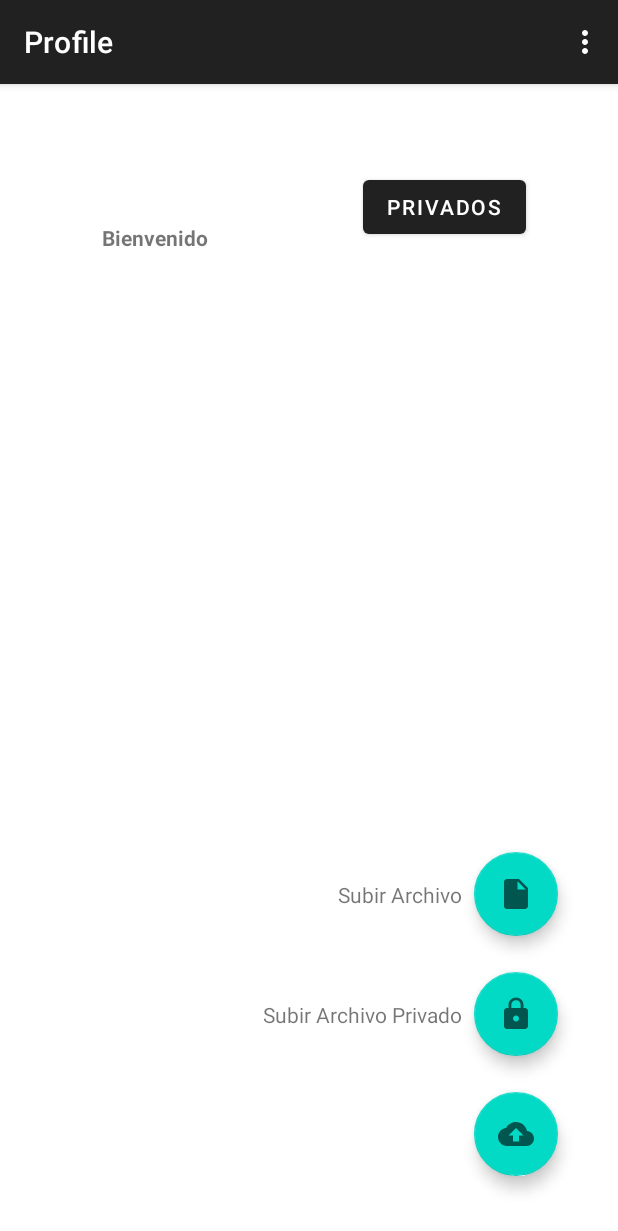
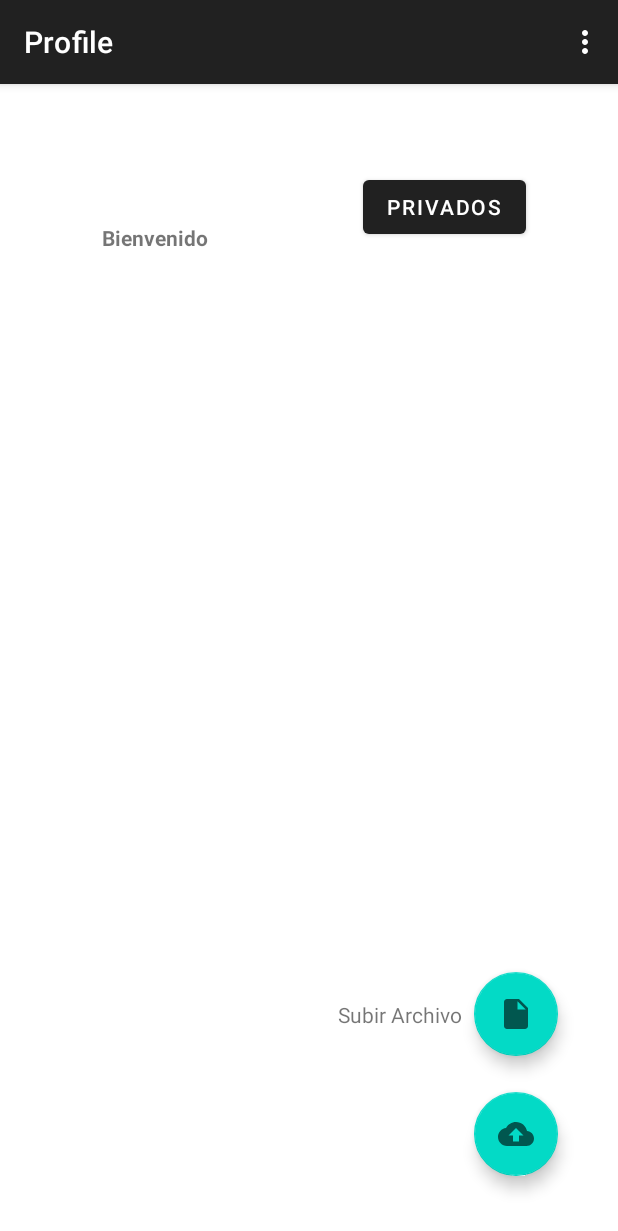
Before and after one commit to allisonvp/Lab5G1, an Android app: the screen it shows after launch once a user with an empty profile is signed in (FilesActivity), after a tap on an icon or button, on a phone screen of 412 x 824 dp. Shown: the top 1231 px of the screen. Run offline under Robolectric (Android 15) with nearby library versions, the phone set to English and light mode, and no system bars; our stand-ins replace Firebase (no records; nobody signed in at launch, a user with empty details on screens opened directly); libraries missing offline, so code that uses them is left out: com.firebase.ui; 2 statements that could not run were skipped; 2 other taps on this screen came first.

Commit message:
listArchivo

```diff
--- a/app/build.gradle
+++ b/app/build.gradle
@@ -54,5 +54,6 @@ dependencies {
     implementation 'androidx.recyclerview:recyclerview:1.1.0'
     implementation 'androidx.cardview:cardview:1.0.0'
     annotationProcessor 'com.github.bumptech.glide:compiler:4.11.0'
+    implementation 'com.google.firebase:firebase-firestore:22.0.1'
 
 }
--- /dev/null
+++ b/app/src/main/java/pe/pucp/tel306/firebox/Clases/Users.java
@@ -0,0 +1,47 @@
+package pe.pucp.tel306.firebox.Clases;
+
+public class Users {
+    private String nombre;
+    private String tipo;
+    private long capacidad;
+    private long capacidadusada;
+
+    public Users(String nombre, String tipo, long capacidad, long capacidadusada) {
+        this.nombre = nombre;
+        this.tipo = tipo;
+        this.capacidad = capacidad;
+        this.capacidadusada = capacidadusada;
+    }
+
+    public String getNombre() {
+        return nombre;
+    }
+
+    public void setNombre(String nombre) {
+        this.nombre = nombre;
+    }
+
+    public String getTipo() {
+        return tipo;
+    }
+
+    public void setTipo(String tipo) {
+        this.tipo = tipo;
+    }
+
+    public long getCapacidad() {
+        return capacidad;
+    }
+
+    public void setCapacidad(long capacidad) {
+        this.capacidad = capacidad;
+    }
+
+    public long getCapacidadusada() {
+        return capacidadusada;
+    }
+
+    public void setCapacidadusada(long capacidadusada) {
+        this.capacidadusada = capacidadusada;
+    }
+}
--- a/app/src/main/java/pe/pucp/tel306/firebox/FilesActivity.java
+++ b/app/src/main/java/pe/pucp/tel306/firebox/FilesActivity.java
@@ -28,15 +28,20 @@ import com.google.android.gms.tasks.OnSuccessListener;
 import com.google.android.material.floatingactionbutton.FloatingActionButton;
 import com.google.firebase.auth.FirebaseAuth;
 import com.google.firebase.auth.FirebaseUser;
+import com.google.firebase.firestore.DocumentReference;
+import com.google.firebase.firestore.FirebaseFirestore;
 import com.google.firebase.storage.FirebaseStorage;
 import com.google.firebase.storage.OnProgressListener;
 import com.google.firebase.storage.StorageReference;
 import com.google.firebase.storage.UploadTask;
 
+import pe.pucp.tel306.firebox.Clases.Files;
+import pe.pucp.tel306.firebox.Clases.PrivateFiles;
+
 public class FilesActivity extends AppCompatActivity {
     // Make sure to use the FloatingActionButton
     // for all the FABs
-    FloatingActionButton mAddSto, mAddFile, mAddPrivate;
+    FloatingActionButton mAddSto, mAddFile;
 
     // These are taken to make visible and invisible along
     // with FABs
@@ -44,7 +49,6 @@ public class FilesActivity extends AppCompatActivity {
     // to check whether sub FAB buttons are visible or not.
     Boolean isAllFabsVisible;
     private static final int FILE_UPLOAD = 1;
-    private static final int FILE_PRIVATE_UPLOAD = 2;
     private static final int FILE_PERMISSION = 3;
 
     @Override
@@ -97,16 +101,13 @@ public class FilesActivity extends AppCompatActivity {
         mAddSto = findViewById(R.id.add_storage);
         // FAB button
         mAddFile = findViewById(R.id.add_file);
-        mAddPrivate = findViewById(R.id.add_private);
 
         // Also register the action name text, of all the FABs.
-        addFileActionText = findViewById(R.id.add_private_action_text);
         addPrivateActionText = findViewById(R.id.add_file_action_text);
 
         // Now set all the FABs and all the action name
         // texts as GONE
         mAddFile.setVisibility(View.GONE);
-        mAddPrivate.setVisibility(View.GONE);
         addFileActionText.setVisibility(View.GONE);
         addPrivateActionText.setVisibility(View.GONE);
 
@@ -118,7 +119,6 @@ public class FilesActivity extends AppCompatActivity {
                     public void onClick(View view) {
                         if (!isAllFabsVisible) {
                             mAddFile.show();
-                            mAddPrivate.show();
                             addFileActionText.setVisibility(View.VISIBLE);
                             addPrivateActionText.setVisibility(View.VISIBLE);
 
@@ -126,7 +126,6 @@ public class FilesActivity extends AppCompatActivity {
                         } else {
 
                             mAddFile.hide();
-                            mAddPrivate.hide();
                             addFileActionText.setVisibility(View.GONE);
                             addPrivateActionText.setVisibility(View.GONE);
 
@@ -140,21 +139,12 @@ public class FilesActivity extends AppCompatActivity {
                     @Override
                     public void onClick(View view) {
 
-                        selectFile(FILE_UPLOAD);
+                        selectFile();
 
                     }
                 });
 
 
-        mAddPrivate.setOnClickListener(
-                new View.OnClickListener() {
-                    @Override
-                    public void onClick(View view) {
-
-                        selectFile(FILE_PRIVATE_UPLOAD);
-
-                    }
-                });
     }
 
     UploadTask task = null;
@@ -165,14 +155,8 @@ public class FilesActivity extends AppCompatActivity {
         super.onActivityResult(requestCode, resultCode, data);
 
         if (resultCode == RESULT_OK) {
-            switch (requestCode) {
-                case FILE_UPLOAD:
-                    subirArchivo(data.getData());
-                    break;
-                case FILE_PRIVATE_UPLOAD:
-                    subirArchivo(data.getData());
-                    break;
-
+            if (requestCode == FILE_UPLOAD) {
+                subirArchivo(data.getData());
             }
         }
     }
@@ -183,8 +167,8 @@ public class FilesActivity extends AppCompatActivity {
                                            @NonNull int[] grantResults) {
         if (grantResults.length > 0 &&
                 grantResults[0] == PackageManager.PERMISSION_GRANTED) {
-            if (requestCode % 10 == FILE_PERMISSION) {
-                selectFile((requestCode - FILE_PERMISSION) / 10);
+            if (requestCode == FILE_PERMISSION) {
+                selectFile();
             }
         }
     }
@@ -211,6 +195,25 @@ public class FilesActivity extends AppCompatActivity {
         return result;
     }
 
+    public long getFileSize(Uri uri) {
+        String fileSize = null;
+        Cursor cursor = getContentResolver()
+                .query(uri, null, null, null, null, null);
+        try {
+            if (cursor != null && cursor.moveToFirst()) {
+
+                // get file size
+                int sizeIndex = cursor.getColumnIndex(OpenableColumns.SIZE);
+                if (!cursor.isNull(sizeIndex)) {
+                    fileSize = cursor.getString(sizeIndex);
+                }
+            }
+        } finally {
+            cursor.close();
+        }
+        return Long.parseLong(fileSize);
+    }
+
     public void subirArchivo(Uri uri) {
 
         StorageReference storageReference = FirebaseStorage.getInstance().getReference();
@@ -229,6 +232,10 @@ public class FilesActivity extends AppCompatActivity {
                     progressBar.setVisibility(View.GONE);
                     Toast.makeText(FilesActivity.this, "Archivo subido exitosamente", Toast.LENGTH_SHORT).show();
                     Log.d("debugeo", "subida exitosa");
+                    FirebaseFirestore db = FirebaseFirestore.getInstance();
+
+                    DocumentReference docRef = db.collection("users").document(currentUser.getUid()).collection("files").document(getFileName(uri));
+                    docRef.set(new Files(getFileSize(uri), currentUser.getUid() + "/" + getFileName(uri)));
                 }
             }).addOnFailureListener(new OnFailureListener() {
                 @Override
@@ -286,7 +293,7 @@ public class FilesActivity extends AppCompatActivity {
         }
     }
 
-    public void selectFile(int code) {
+    public void selectFile() {
         int permission = ContextCompat.checkSelfPermission(this,
                 Manifest.permission.READ_EXTERNAL_STORAGE);
 
@@ -295,10 +302,10 @@ public class FilesActivity extends AppCompatActivity {
             intent.setType("*/*").addCategory(Intent.CATEGORY_OPENABLE);
             intent.setAction(Intent.ACTION_OPEN_DOCUMENT);
             Log.d("debugeo", "ABIERTO");
-            startActivityForResult(Intent.createChooser(intent, "Seleccionar archivo"), code);
+            startActivityForResult(Intent.createChooser(intent, "Seleccionar archivo"), FILE_UPLOAD);
         } else {
             ActivityCompat.requestPermissions(this,
-                    new String[]{Manifest.permission.READ_EXTERNAL_STORAGE}, code * 10 + FILE_PERMISSION);
+                    new String[]{Manifest.permission.READ_EXTERNAL_STORAGE}, FILE_PERMISSION);
         }
     }
 }
--- a/app/src/main/java/pe/pucp/tel306/firebox/Fragmentos/ListaArchivosPub.java
+++ b/app/src/main/java/pe/pucp/tel306/firebox/Fragmentos/ListaArchivosPub.java
@@ -18,7 +18,6 @@ public class ListaArchivosPub extends Fragment {
 
     public static ListaArchivosPub newInstance() {
         ListaArchivosPub fragment = new ListaArchivosPub();
-
         return fragment;
     }
 
--- a/app/src/main/java/pe/pucp/tel306/firebox/MainActivity.java
+++ b/app/src/main/java/pe/pucp/tel306/firebox/MainActivity.java
@@ -16,9 +16,14 @@ import com.google.android.gms.tasks.OnCompleteListener;
 import com.google.android.gms.tasks.Task;
 import com.google.firebase.auth.FirebaseAuth;
 import com.google.firebase.auth.FirebaseUser;
+import com.google.firebase.firestore.DocumentReference;
+import com.google.firebase.firestore.DocumentSnapshot;
+import com.google.firebase.firestore.FirebaseFirestore;
 
 import java.util.Arrays;
 import java.util.List;
+
+import pe.pucp.tel306.firebox.Clases.Users;
 
 public class MainActivity extends AppCompatActivity {
 
@@ -59,15 +64,13 @@ public class MainActivity extends AppCompatActivity {
 
         if (currentUser != null) {
             if (currentUser.isEmailVerified()) {
-                startActivity(new Intent(MainActivity.this, FilesActivity.class));
-                finish();
+                openFilesAct();
             } else {
                 currentUser.reload().addOnCompleteListener(new OnCompleteListener<Void>() {
                     @Override
                     public void onComplete(@NonNull Task<Void> task) {
                         if (currentUser.isEmailVerified()) {
-                            startActivity(new Intent(MainActivity.this, FilesActivity.class));
-                            finish();
+                            openFilesAct();
                         } else {
                             Toast.makeText(MainActivity.this, "Se le envió un correo para verificar su cuenta", Toast.LENGTH_SHORT).show();
                             currentUser.sendEmailVerification().addOnCompleteListener(new OnCompleteListener<Void>() {
@@ -84,4 +87,27 @@ public class MainActivity extends AppCompatActivity {
 
 
     }
+
+    public void openFilesAct() {
+        FirebaseFirestore db = FirebaseFirestore.getInstance();
+        FirebaseUser currentUser = FirebaseAuth.getInstance().getCurrentUser();
+        DocumentReference docRef = db.collection("users").document(currentUser.getUid());
+        docRef.get().addOnCompleteListener(new OnCompleteListener<DocumentSnapshot>() {
+            @Override
+            public void onComplete(@NonNull Task<DocumentSnapshot> task) {
+                if (task.isSuccessful()) {
+                    DocumentSnapshot document = task.getResult();
+                    if (!document.exists()) {
+                        Users user = new Users(currentUser.getDisplayName(),"Free",26214400,0); //26214400 - 25MB
+                        docRef.set(user);
+                    }
+                } else {
+                    Log.d("debugeo", "get failed with ", task.getException());
+                }
+            }
+        });
+        startActivity(new Intent(MainActivity.this, FilesActivity.class));
+        finish();
+
+    }
 }
--- a/app/src/main/res/layout/activity_files.xml
+++ b/app/src/main/res/layout/activity_files.xml
@@ -54,32 +54,6 @@
         app:layout_constraintBottom_toBottomOf="parent"
         app:layout_constraintEnd_toEndOf="parent" />
 
-    <!--Floating action button for add alarm-->
-    <!--Make sure that you are constraining this
-        button to the parent button-->
-    <com.google.android.material.floatingactionbutton.FloatingActionButton
-        android:id="@+id/add_private"
-        android:layout_width="wrap_content"
-        android:layout_height="wrap_content"
-        android:layout_marginBottom="24dp"
-        app:fabSize="auto"
-        app:layout_constraintBottom_toTopOf="@+id/add_storage"
-        app:layout_constraintEnd_toEndOf="@+id/add_storage"
-        app:layout_constraintStart_toStartOf="@+id/add_storage"
-        app:srcCompat="@drawable/ic_lock" />
-
-    <!--Action name text for the add alarm button-->
-    <!--Make sure that you are constraining this Text to
-        the add Alarm FAB button-->
-    <TextView
-        android:id="@+id/add_private_action_text"
-        android:layout_width="wrap_content"
-        android:layout_height="wrap_content"
-        android:layout_marginEnd="8dp"
-        android:text="Subir Archivo Privado"
-        app:layout_constraintBottom_toBottomOf="@+id/add_private"
-        app:layout_constraintEnd_toStartOf="@+id/add_private"
-        app:layout_constraintTop_toTopOf="@+id/add_private" />
 
     <!--Floating action button for add person-->
     <!--Make sure that you are constraining this
@@ -90,9 +64,9 @@
         android:layout_height="wrap_content"
         android:layout_marginBottom="24dp"
         app:fabSize="auto"
-        app:layout_constraintBottom_toTopOf="@+id/add_private"
-        app:layout_constraintEnd_toEndOf="@+id/add_private"
-        app:layout_constraintStart_toStartOf="@+id/add_private"
+        app:layout_constraintBottom_toTopOf="@+id/add_storage"
+        app:layout_constraintEnd_toEndOf="@+id/add_storage"
+        app:layout_constraintStart_toStartOf="@+id/add_storage"
         app:srcCompat="@drawable/ic_file" />
 
     <!--Action name text for the add person button-->
```
Also changed, not shown: app/src/main/java/pe/pucp/tel306/firebox/Clases/Files.java (added, +27 -0 lines), app/src/main/java/pe/pucp/tel306/firebox/Clases/PrivateFiles.java (added, +18 -0 lines).
